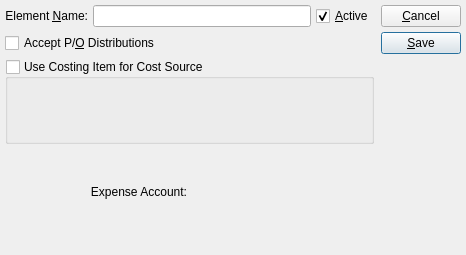
Qt form guiclient/userCostingElement.ui (knowhow/xtuple) before a commit.
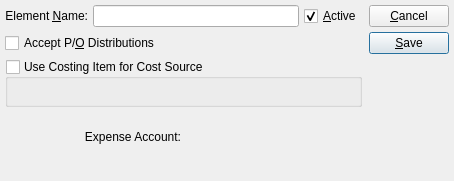
The same form after that commit. Custom widgets are drawn as their Qt base class.

Patch:
```diff
--- a/guiclient/userCostingElement.ui
+++ b/guiclient/userCostingElement.ui
@@ -13,8 +13,8 @@
    <rect>
     <x>0</x>
     <y>0</y>
-    <width>466</width>
-    <height>255</height>
+        <width>454</width>
+        <height>181</height>
    </rect>
   </property>
   <property name="windowTitle">
@@ -29,11 +29,17 @@
    </property>
    <item>
     <layout class="QVBoxLayout">
+     <property name="margin">
+            <number>0</number>
+          </property>
      <item>
       <layout class="QHBoxLayout">
        <property name="spacing">
         <number>5</number>
        </property>
+       <property name="margin">
+                <number>0</number>
+              </property>
        <item>
         <widget class="QLabel" name="_nameLit">
          <property name="text">
@@ -52,6 +58,9 @@
          <property name="spacing">
           <number>5</number>
          </property>
+         <property name="margin">
+                    <number>0</number>
+                  </property>
          <item>
           <widget class="XLineEdit" name="_name"/>
          </item>
@@ -74,6 +83,9 @@
        <property name="spacing">
         <number>0</number>
        </property>
+       <property name="margin">
+                <number>0</number>
+              </property>
        <item>
         <widget class="QCheckBox" name="_acceptPO">
          <property name="text">
@@ -169,11 +181,17 @@
      <property name="spacing">
       <number>0</number>
      </property>
+     <property name="margin">
+            <number>0</number>
+          </property>
      <item>
       <layout class="QVBoxLayout">
        <property name="spacing">
         <number>5</number>
        </property>
+       <property name="margin">
+                <number>0</number>
+              </property>
        <item>
         <widget class="QPushButton" name="_close">
          <property name="text">
@@ -219,11 +237,6 @@
  <layoutdefault spacing="6" margin="11"/>
  <pixmapfunction>qPixmapFromMimeSource</pixmapfunction>
  <customwidgets>
-  <customwidget>
-   <class>GLCluster</class>
-   <extends>QWidget</extends>
-   <header>glcluster.h</header>
-  </customwidget>
   <customwidget>
    <class>ItemCluster</class>
    <extends>QWidget</extends>
@@ -236,6 +249,11 @@
    <header>xlineedit.h</header>
    <container>1</container>
   </customwidget>
+  <customwidget>
+   <class>GLCluster</class>
+   <extends>QWidget</extends>
+   <header>glcluster.h</header>
+  </customwidget>
  </customwidgets>
  <tabstops>
   <tabstop>_name</tabstop>
```
Left out of the diff: 8 changed lines with no effect on the pictures. Lines whose indentation alone changed are shown as unchanged.
